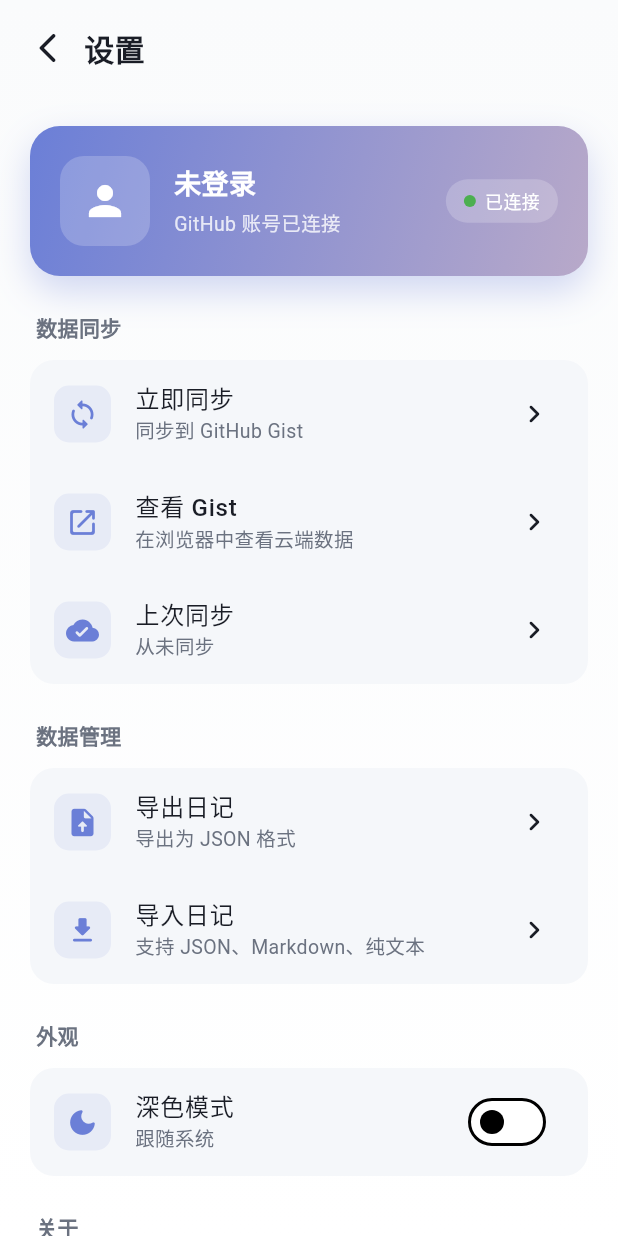
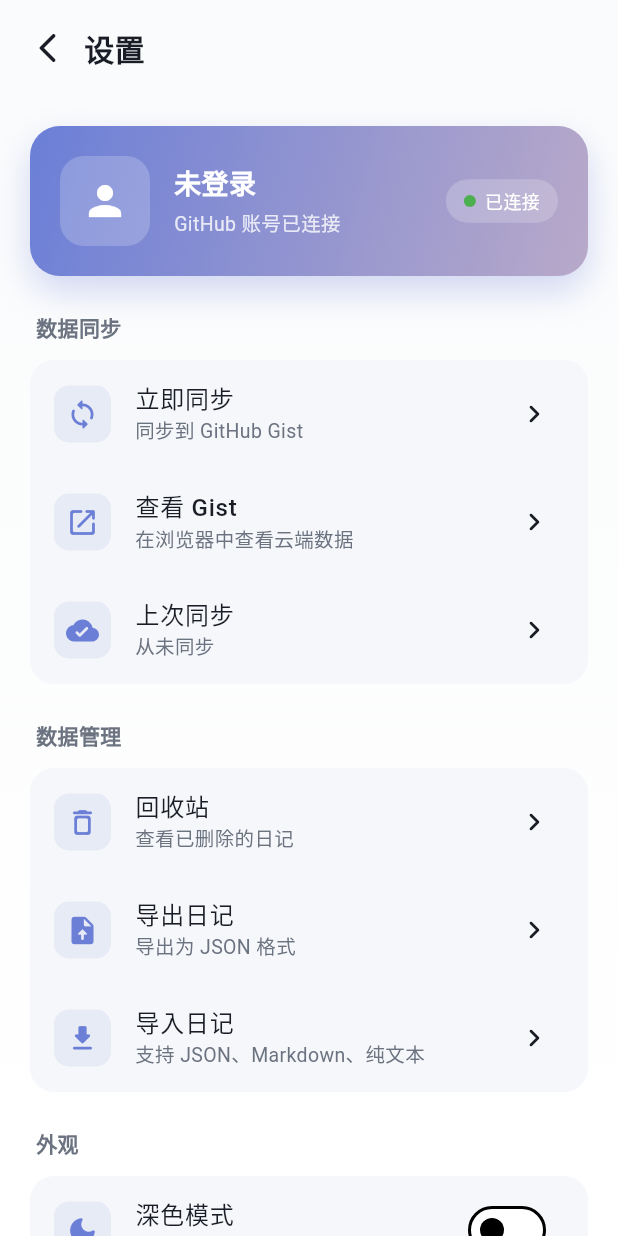
Before and after one commit to qianqiuyueying/whiteSpace, a Flutter app: the SettingsPage screen opened by its route, on a phone screen of 412 x 824 dp. Run offline on Flutter 3.47's test engine with Material 3 defaults, Android fonts, the phone set to English and light mode, and no system bars; drawn by our look-alikes of flutter_animate; our stand-ins replace dio, file_picker, fl_chart, flutter_markdown, flutter_riverpod, flutter_secure_storage and 5 more; accounts and stored records are empty; generated files the repository leaves out were written again.

Commit message:
feat: add trash entry point in settings

```diff
--- a/lib/core/router/app_router.dart
+++ b/lib/core/router/app_router.dart
@@ -8,6 +8,7 @@ import '../../features/diary/presentation/diary_edit_page.dart';
 import '../../features/diary/presentation/diary_detail_page.dart';
 import '../../features/diary/presentation/stats_page.dart';
 import '../../features/diary/presentation/calendar_page.dart';
+import '../../features/diary/presentation/trash_page.dart';
 import '../../features/settings/presentation/settings_page.dart';
 
 /// 路由配置
@@ -49,6 +50,10 @@ final GoRouter _router = GoRouter(
       builder: (context, state) => const CalendarPage(),
     ),
     GoRoute(
+      path: '/trash',
+      builder: (context, state) => const TrashPage(),
+    ),
+    GoRoute(
       path: '/settings',
       builder: (context, state) => const SettingsPage(),
     ),
--- a/lib/features/settings/presentation/settings_page.dart
+++ b/lib/features/settings/presentation/settings_page.dart
@@ -296,6 +296,13 @@ class _SettingsPageState extends ConsumerState<SettingsPage> {
                       const SizedBox(height: 24),
                       _buildSection('数据管理', [
                         _buildListTile(
+                          icon: Icons.delete_outline_rounded,
+                          title: '回收站',
+                          subtitle: '查看已删除的日记',
+                          onTap: () => context.push('/trash'),
+                          isDark: isDark,
+                        ),
+                        _buildListTile(
                           icon: Icons.upload_file_rounded,
                           title: '导出日记',
                           subtitle: '导出为 JSON 格式',
```
